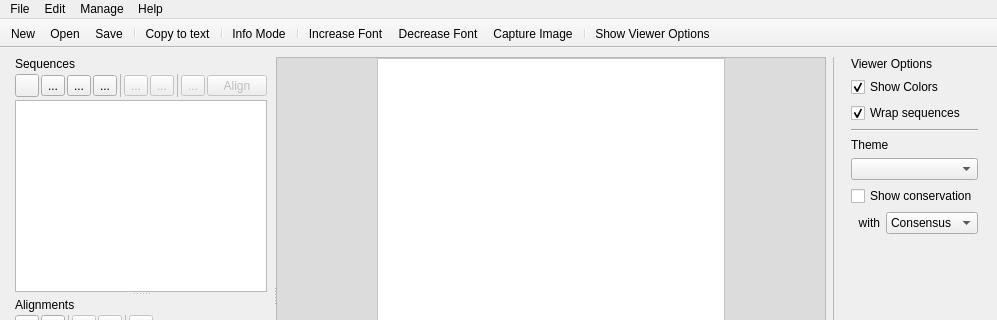
Qt form src/linnaeo/linnaeo.ui (beowulfey/Linnaeo) before a commit; both pictures show x 0 to 997 and y 0 to 320 of the 997 by 563 pixel window.
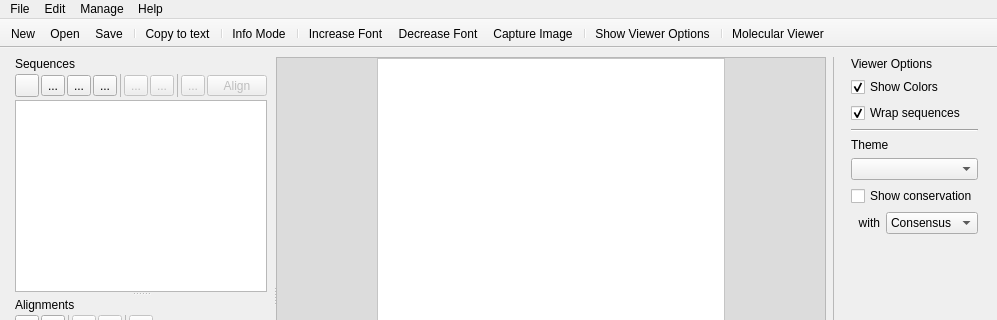
The same form after that commit. Icons and pictures are not drawn. Custom widgets are drawn as their Qt base class.

```diff
--- a/src/linnaeo/linnaeo.ui
+++ b/src/linnaeo/linnaeo.ui
@@ -976,6 +976,8 @@
    <addaction name="actionCapture_Image"/>
    <addaction name="separator"/>
    <addaction name="actionShow_Viewer_Options"/>
+   <addaction name="separator"/>
+   <addaction name="actionMolecular_Viewer"/>
   </widget>
   <action name="actionAdd_Sequence">
    <property name="icon">
@@ -1303,6 +1305,14 @@
     <string>What's This?</string>
    </property>
   </action>
+  <action name="actionMolecular_Viewer">
+   <property name="checkable">
+    <bool>true</bool>
+   </property>
+   <property name="text">
+    <string>Molecular Viewer</string>
+   </property>
+  </action>
  </widget>
  <customwidgets>
   <customwidget>
```
